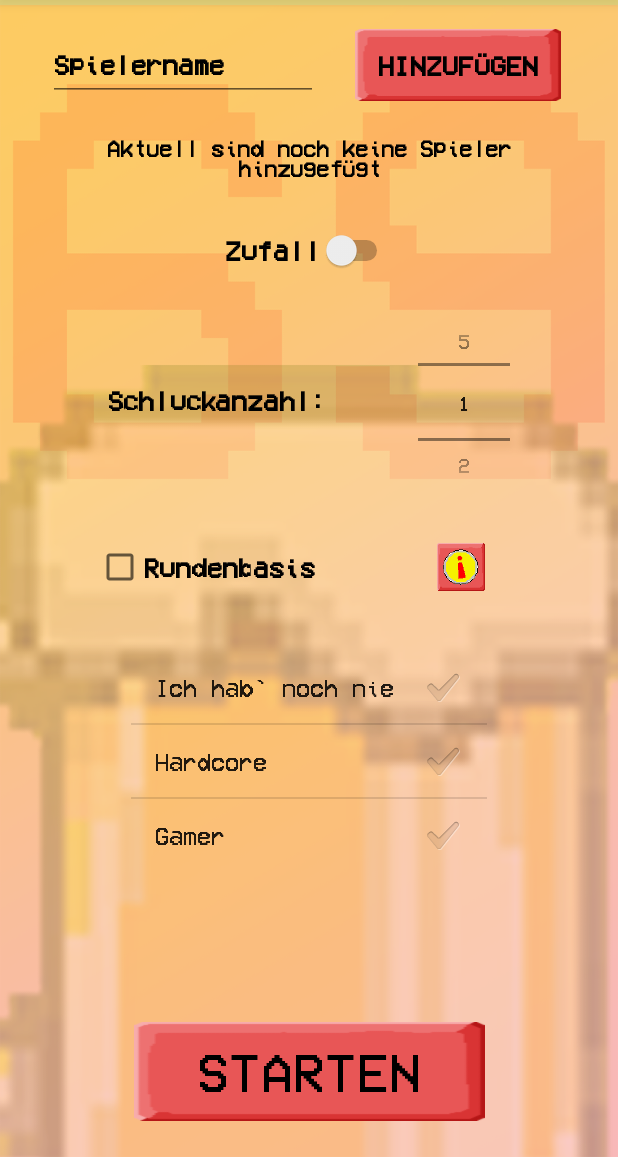
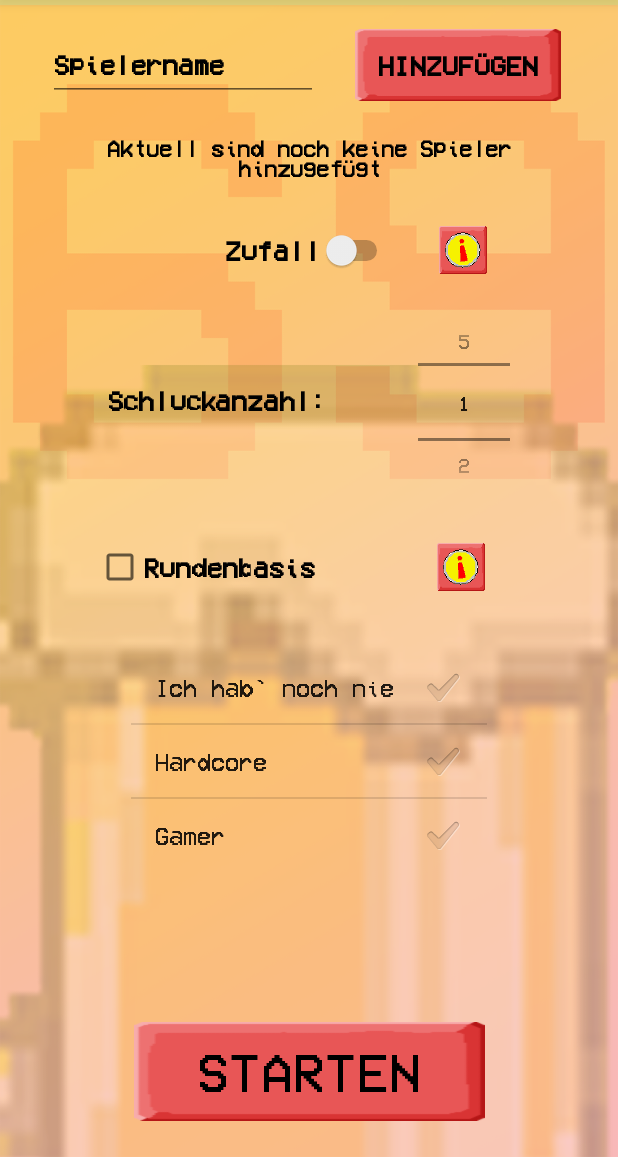
Before and after one commit to PascalWitzel/RANDrink, an Android app: the screen it shows after launch (MainActivity), on a phone screen of 412 x 824 dp, the part 79-1236 px from its top. Run offline under Robolectric (Android 15) with nearby library versions, the phone set to English and light mode, and no system bars; libraries missing offline, so code that uses them is left out: com.android.billingclient; 2 statements that could not run were skipped.

Commit message:
Info Zufall Button hinzugefügt

```diff
--- a/app/src/main/java/schulzUndWitzelGbR/App/saufio/MainActivity.java
+++ b/app/src/main/java/schulzUndWitzelGbR/App/saufio/MainActivity.java
@@ -61,7 +61,7 @@ public class MainActivity extends AppCompatActivity implements PurchasesUpdatedL
     public static final String PRODUCT_ID= "sport";
     Button btn_start, btn_add;
     //EditText
-    ImageButton btn_info_rundenbasis;
+    ImageButton btn_info_rundenbasis, btn_info_zufall;
     EditText tp_spieler, et_sucht;
     //TextView
     TextView tv_spieler1;
@@ -155,6 +155,7 @@ public class MainActivity extends AppCompatActivity implements PurchasesUpdatedL
         swch_zufall = (Switch)findViewById(R.id.swch_zufall);
         cb_kinder = (CheckBox)findViewById(R.id.cb_kinder);
         btn_info_rundenbasis = (ImageButton) findViewById(R.id.rundenbasis_info);
+        btn_info_zufall = (ImageButton) findViewById(R.id.zufall_info);
         //erstellen Numberpicker
         NumberPicker np = findViewById(R.id.numberPicker);
         np.setMinValue(minvalueshots);
@@ -182,7 +183,7 @@ public class MainActivity extends AppCompatActivity implements PurchasesUpdatedL
             }
         });
 
-                // Todo Pop-Up für Rundenbasis erstellen
+                // Todo Pop-Up für Rundenbasis erstellen und Pop-Up Zufall Button erstellen
 
 
         final String[] kategroie = getResources().getStringArray(R.array.regeln);
--- a/app/src/main/res/layout-sw320dp/activity_main.xml
+++ b/app/src/main/res/layout-sw320dp/activity_main.xml
@@ -225,5 +225,19 @@
         app:layout_constraintStart_toEndOf="@+id/cb_kinder"
         app:layout_constraintTop_toBottomOf="@+id/numberPicker" />
 
+    <ImageButton
+        android:id="@+id/zufall_info"
+        android:layout_width="32dp"
+        android:layout_height="32dp"
+        android:background="@drawable/pixil_button_main"
+        android:onClick="btn_info_zufall"
+        android:scaleType="fitCenter"
+        android:src="@drawable/pixel_info"
+        app:layout_constraintBottom_toTopOf="@+id/numberPicker"
+        app:layout_constraintEnd_toEndOf="parent"
+        app:layout_constraintHorizontal_bias="0.26"
+        app:layout_constraintStart_toEndOf="@+id/swch_zufall"
+        app:layout_constraintTop_toBottomOf="@+id/tv_Spieler"
+        app:layout_constraintVertical_bias="0.571" />
 
 </androidx.constraintlayout.widget.ConstraintLayout>
--- a/app/src/main/res/layout-sw480dp/activity_main.xml
+++ b/app/src/main/res/layout-sw480dp/activity_main.xml
@@ -46,13 +46,13 @@
         android:id="@+id/numberPicker"
         android:layout_width="70dp"
         android:layout_height="96dp"
-        android:layout_marginTop="28dp"
+        android:layout_marginTop="56dp"
         android:layout_marginEnd="300dp"
         android:layout_marginRight="300dp"
         android:scrollbarThumbHorizontal="?attr/primaryTitleColor"
         android:scrollbarThumbVertical="?attr/primaryTitleColor"
         app:layout_constraintEnd_toEndOf="parent"
-        app:layout_constraintHorizontal_bias="1.0"
+        app:layout_constraintHorizontal_bias="0.957"
         app:layout_constraintStart_toStartOf="parent"
         app:layout_constraintTop_toBottomOf="@+id/tv_Spieler" />
 
@@ -145,7 +145,7 @@
         android:layout_height="wrap_content"
         android:layout_marginStart="300dp"
         android:layout_marginLeft="300dp"
-        android:layout_marginTop="70dp"
+        android:layout_marginTop="96dp"
         android:layout_marginEnd="32dp"
         android:layout_marginRight="32dp"
         android:fontFamily="@font/pixel_art"
@@ -156,15 +156,15 @@
         android:textSize="20sp"
         android:textStyle="bold"
         app:layout_constraintEnd_toStartOf="@+id/numberPicker"
-        app:layout_constraintHorizontal_bias="0.09"
+        app:layout_constraintHorizontal_bias="0.096"
         app:layout_constraintStart_toStartOf="parent"
         app:layout_constraintTop_toBottomOf="@+id/tv_Spieler" />
 
     <ListView
         android:id="@+id/lv_kategorie"
         android:layout_width="wrap_content"
-        android:layout_height="150dp"
-        android:layout_marginTop="84dp"
+        android:layout_height="130dp"
+        android:layout_marginTop="80dp"
         android:paddingLeft="70dp"
         android:paddingRight="70dp"
         android:scrollbarThumbHorizontal="?attr/primaryTitleColor"
@@ -193,7 +193,7 @@
         android:textStyle="bold"
         app:layout_constraintBottom_toTopOf="@+id/textView2"
         app:layout_constraintEnd_toEndOf="parent"
-        app:layout_constraintHorizontal_bias="0.498"
+        app:layout_constraintHorizontal_bias="0.407"
         app:layout_constraintStart_toStartOf="parent"
         app:layout_constraintTop_toBottomOf="@+id/tv_Spieler"
         app:layout_constraintVertical_bias="0.0" />
@@ -217,9 +217,9 @@
 
     <ImageButton
         android:id="@+id/rundenbasis_info"
-        android:layout_width="44dp"
-        android:layout_height="44dp"
-        android:layout_marginTop="16dp"
+        android:layout_width="48dp"
+        android:layout_height="48dp"
+        android:layout_marginTop="12dp"
         android:layout_marginEnd="310dp"
         android:layout_marginRight="310dp"
         android:background="@drawable/pixil_button_main"
@@ -232,4 +232,19 @@
         app:layout_constraintStart_toEndOf="@+id/cb_kinder"
         app:layout_constraintTop_toBottomOf="@+id/numberPicker" />
 
+    <ImageButton
+        android:id="@+id/zufall_info"
+        android:layout_width="38dp"
+        android:layout_height="38dp"
+        android:layout_marginTop="8dp"
+        android:background="@drawable/pixil_button_main"
+        android:onClick="btn_info_zufall"
+        android:scaleType="fitCenter"
+        android:src="@drawable/pixel_info"
+        app:layout_constraintBottom_toBottomOf="@+id/numberPicker"
+        app:layout_constraintEnd_toEndOf="parent"
+        app:layout_constraintHorizontal_bias="0.123"
+        app:layout_constraintStart_toEndOf="@+id/swch_zufall"
+        app:layout_constraintTop_toBottomOf="@+id/tv_Spieler"
+        app:layout_constraintVertical_bias="0.029999971" />
 </androidx.constraintlayout.widget.ConstraintLayout>
--- a/app/src/main/res/layout-sw600dp/activity_main.xml
+++ b/app/src/main/res/layout-sw600dp/activity_main.xml
@@ -28,7 +28,7 @@
         android:layout_height="wrap_content"
         android:layout_marginStart="150dp"
         android:layout_marginLeft="150dp"
-        android:layout_marginTop="140dp"
+        android:layout_marginTop="136dp"
         android:layout_marginEnd="16dp"
         android:layout_marginRight="16dp"
         android:minHeight="48dp"
@@ -46,7 +46,7 @@
         android:layout_height="wrap_content"
         android:layout_marginStart="150dp"
         android:layout_marginLeft="150dp"
-        android:layout_marginTop="136dp"
+        android:layout_marginTop="156dp"
         android:layout_marginEnd="32dp"
         android:layout_marginRight="32dp"
         android:fontFamily="@font/pixel_art"
@@ -65,7 +65,7 @@
         android:id="@+id/etn_sucht"
         android:layout_width="105dp"
         android:layout_height="47dp"
-        android:layout_marginTop="140dp"
+        android:layout_marginTop="136dp"
         android:layout_marginEnd="148dp"
         android:layout_marginRight="148dp"
         android:ems="10"
@@ -79,7 +79,7 @@
         android:id="@+id/numberPicker"
         android:layout_width="100dp"
         android:layout_height="130dp"
-        android:layout_marginTop="84dp"
+        android:layout_marginTop="100dp"
         android:layout_marginEnd="148dp"
         android:layout_marginRight="148dp"
         android:scrollbarThumbHorizontal="?attr/primaryTitleColor"
@@ -208,7 +208,7 @@
         app:layout_constraintEnd_toEndOf="parent"
         app:layout_constraintStart_toStartOf="parent"
         app:layout_constraintTop_toBottomOf="@+id/tv_Spieler"
-        app:layout_constraintVertical_bias="0.388" />
+        app:layout_constraintVertical_bias="0.291" />
 
     <ImageButton
         android:id="@+id/rundenbasis_info"
@@ -227,4 +227,19 @@
         app:layout_constraintStart_toEndOf="@+id/cb_kinder"
         app:layout_constraintTop_toBottomOf="@+id/numberPicker" />
 
+    <ImageButton
+        android:id="@+id/zufall_info"
+        android:layout_width="40dp"
+        android:layout_height="40dp"
+        android:background="@drawable/pixil_button_main"
+        android:onClick="btn_info_zufall"
+        android:scaleType="fitCenter"
+        android:src="@drawable/pixel_info"
+        app:layout_constraintBottom_toTopOf="@+id/numberPicker"
+        app:layout_constraintEnd_toEndOf="parent"
+        app:layout_constraintHorizontal_bias="0.26"
+        app:layout_constraintStart_toEndOf="@+id/swch_zufall"
+        app:layout_constraintTop_toBottomOf="@+id/tv_Spieler"
+        app:layout_constraintVertical_bias="0.6" />
+
 </androidx.constraintlayout.widget.ConstraintLayout>
--- a/app/src/main/res/layout-sw720dp/activity_main.xml
+++ b/app/src/main/res/layout-sw720dp/activity_main.xml
@@ -102,7 +102,7 @@
         android:id="@+id/btn_zumSpiel"
         android:layout_width="wrap_content"
         android:layout_height="wrap_content"
-        android:layout_marginBottom="24dp"
+        android:layout_marginBottom="16dp"
         android:background="@drawable/pixil_button_main"
         android:fontFamily="@font/pixel_art"
         android:onClick="btn_zumSpiel"
@@ -176,9 +176,10 @@
         android:textStyle="bold"
         app:layout_constraintBottom_toTopOf="@+id/textView2"
         app:layout_constraintEnd_toEndOf="parent"
+        app:layout_constraintHorizontal_bias="0.417"
         app:layout_constraintStart_toStartOf="parent"
         app:layout_constraintTop_toBottomOf="@+id/tv_Spieler"
-        app:layout_constraintVertical_bias="0.181" />
+        app:layout_constraintVertical_bias="0.219" />
 
     <CheckBox
         android:id="@+id/cb_kinder"
@@ -216,9 +217,9 @@
 
     <ImageButton
         android:id="@+id/rundenbasis_info"
-        android:layout_width="64dp"
-        android:layout_height="64dp"
-        android:layout_marginTop="16dp"
+        android:layout_width="50dp"
+        android:layout_height="50dp"
+        android:layout_marginTop="20dp"
         android:layout_marginEnd="64dp"
         android:layout_marginRight="64dp"
         android:background="@drawable/pixil_button_main"
@@ -231,4 +232,18 @@
         app:layout_constraintStart_toEndOf="@+id/cb_kinder"
         app:layout_constraintTop_toBottomOf="@+id/numberPicker" />
 
+    <ImageButton
+        android:id="@+id/zufall_info"
+        android:layout_width="50dp"
+        android:layout_height="50dp"
+        android:background="@drawable/pixil_button_main"
+        android:onClick="btn_info_zufall"
+        android:scaleType="fitCenter"
+        android:src="@drawable/pixel_info"
+        app:layout_constraintBottom_toBottomOf="@+id/numberPicker"
+        app:layout_constraintEnd_toEndOf="parent"
+        app:layout_constraintHorizontal_bias="0.139"
+        app:layout_constraintStart_toEndOf="@+id/swch_zufall"
+        app:layout_constraintTop_toBottomOf="@+id/tv_Spieler"
+        app:layout_constraintVertical_bias="0.175" />
 </androidx.constraintlayout.widget.ConstraintLayout>
--- a/app/src/main/res/layout/activity_main.xml
+++ b/app/src/main/res/layout/activity_main.xml
@@ -194,4 +194,19 @@
         app:layout_constraintStart_toEndOf="@+id/cb_kinder"
         app:layout_constraintTop_toBottomOf="@+id/numberPicker" />
 
+    <ImageButton
+        android:id="@+id/zufall_info"
+        android:layout_width="16dp"
+        android:layout_height="16dp"
+        android:background="@drawable/pixil_button_main"
+        android:onClick="btn_info_zufall"
+        android:scaleType="fitCenter"
+        android:src="@drawable/pixel_info"
+        app:layout_constraintBottom_toTopOf="@+id/numberPicker"
+        app:layout_constraintEnd_toEndOf="parent"
+        app:layout_constraintHorizontal_bias="0.3"
+        app:layout_constraintStart_toEndOf="@+id/swch_zufall"
+        app:layout_constraintTop_toBottomOf="@+id/tv_Spieler"
+        app:layout_constraintVertical_bias="0.32999998" />
+
 </androidx.constraintlayout.widget.ConstraintLayout>
```
